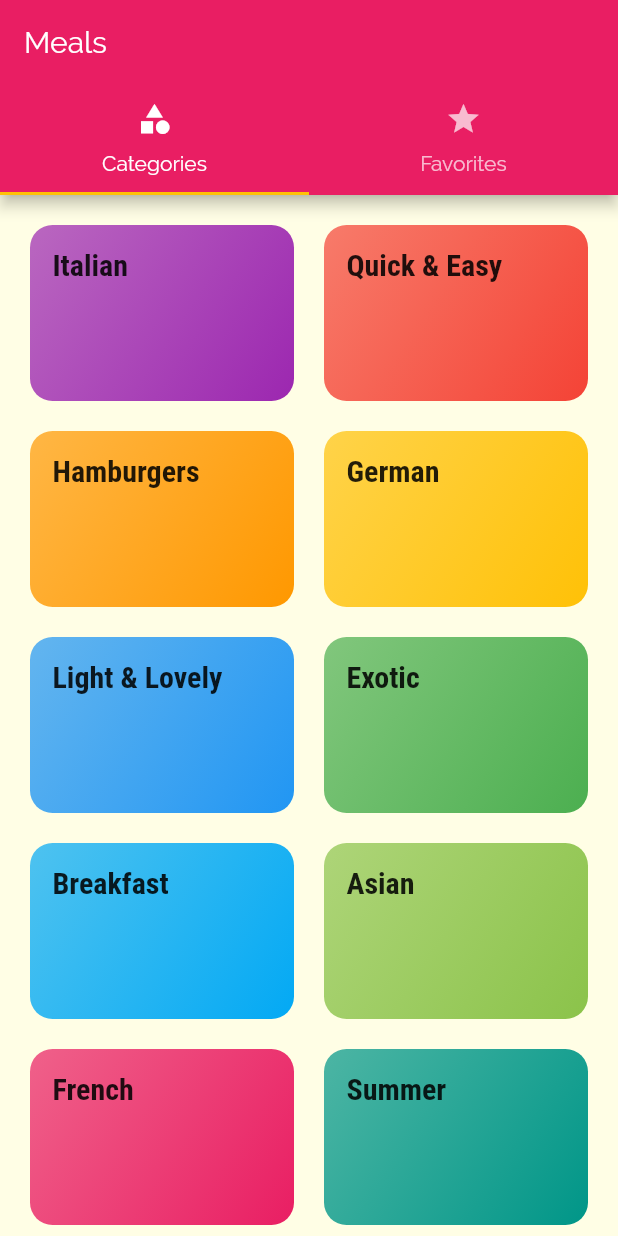
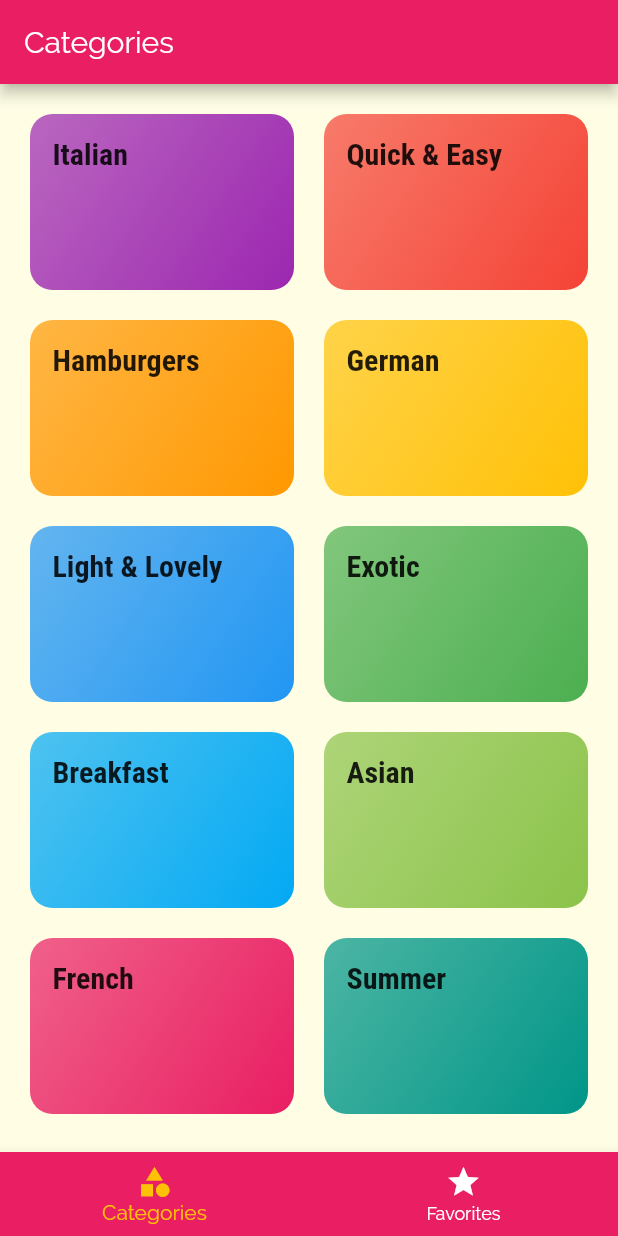
Before and after one commit to ewajs/fluter-meals, a Flutter app: the screen it shows after launch, on a phone screen of 412 x 824 dp. Run offline on Flutter 3.47's test engine with Material 2 defaults, Android fonts, the phone set to English and light mode, and no system bars.

```diff
--- a/lib/screens/tabs_screen.dart
+++ b/lib/screens/tabs_screen.dart
@@ -9,32 +9,42 @@ class TabsScreen extends StatefulWidget {
 }
 
 class _TabsScreenState extends State<TabsScreen> {
+  final List<Map<String, Object>> _screens = [
+    {'page': CategoriesScreen(), 'title': 'Categories'},
+    {'page': FavoritesScreen(), 'title': 'Favorites'},
+  ];
+
+  int _selectedIndex = 0;
+
+  void _selectScreen(int index) {
+    setState(() {
+      _selectedIndex = index;
+    });
+  }
+
   @override
   Widget build(BuildContext context) {
-    return DefaultTabController(
-      length: 2,
-      child: Scaffold(
-        appBar: AppBar(
-          title: Text('Meals'),
-          bottom: TabBar(
-            tabs: [
-              Tab(
-                icon: Icon(Icons.category),
-                text: 'Categories',
-              ),
-              Tab(
-                icon: Icon(Icons.star),
-                text: 'Favorites',
-              ),
-            ],
+    return Scaffold(
+      appBar: AppBar(
+        title: Text(_screens[_selectedIndex]['title']),
+      ),
+      body: _screens[_selectedIndex]['page'],
+      bottomNavigationBar: BottomNavigationBar(
+        onTap: _selectScreen,
+        backgroundColor: Theme.of(context).primaryColor,
+        unselectedItemColor: Colors.white,
+        selectedItemColor: Theme.of(context).accentColor,
+        currentIndex: _selectedIndex,
+        items: [
+          BottomNavigationBarItem(
+            icon: Icon(Icons.category),
+            label: 'Categories',
           ),
-        ),
-        body: TabBarView(
-          children: [
-            CategoriesScreen(),
-            FavoritesScreen(),
-          ],
-        ),
+          BottomNavigationBarItem(
+            icon: Icon(Icons.star),
+            label: 'Favorites',
+          ),
+        ],
       ),
     );
   }
```
